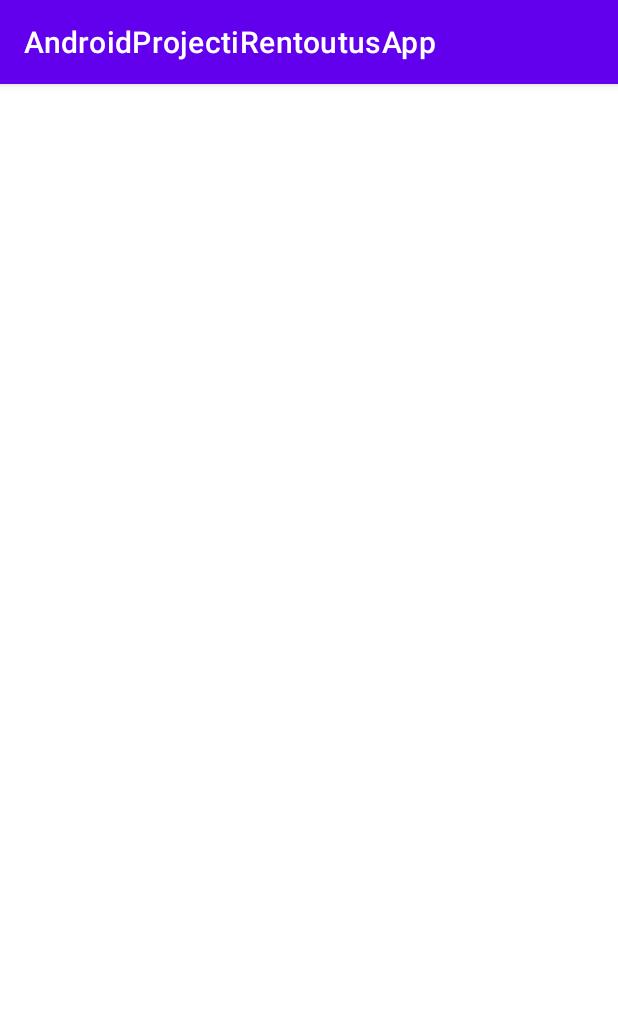
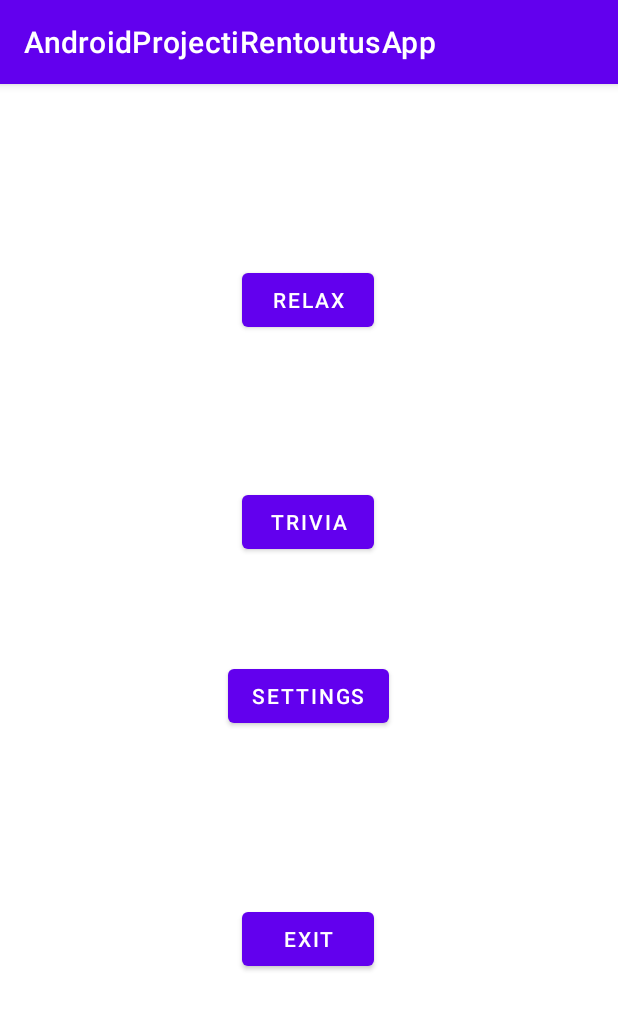
Before and after one commit to Pall00/AndroidProjektiRentoutusApp, an Android app: the SetupMenu screen opened directly, with no data from a screen before it, on a phone screen of 412 x 824 dp. Shown: the top 1010 px of the screen. Run offline under Robolectric (Android 15) with nearby library versions, the phone set to English and light mode, and no system bars.

Commit message:
Added SetupMenu, trivia and some intent mechanics

```diff
--- a/app/src/main/AndroidManifest.xml
+++ b/app/src/main/AndroidManifest.xml
@@ -9,6 +9,9 @@
         android:roundIcon="@mipmap/ic_launcher_round"
         android:supportsRtl="true"
         android:theme="@style/Theme.AndroidProjectiRentoutusApp">
+        <activity
+            android:name=".activity_trivia"
+            android:exported="false" />
         <activity
             android:name=".CreateUser"
             android:exported="false" />
--- a/app/src/main/java/com/example/androidprojectirentoutusapp/CreateUser.java
+++ b/app/src/main/java/com/example/androidprojectirentoutusapp/CreateUser.java
@@ -17,9 +17,6 @@ public class CreateUser extends AppCompatActivity {
 
     public User user;
 
-
-
-
     @Override
     protected void onCreate(Bundle savedInstanceState) {
         super.onCreate(savedInstanceState);
--- a/app/src/main/java/com/example/androidprojectirentoutusapp/SetupMenu.java
+++ b/app/src/main/java/com/example/androidprojectirentoutusapp/SetupMenu.java
@@ -2,7 +2,9 @@ package com.example.androidprojectirentoutusapp;
 
 import androidx.appcompat.app.AppCompatActivity;
 
+import android.content.Intent;
 import android.os.Bundle;
+import android.util.Log;
 
 public class SetupMenu extends AppCompatActivity {
 
@@ -10,5 +12,10 @@ public class SetupMenu extends AppCompatActivity {
     protected void onCreate(Bundle savedInstanceState) {
         super.onCreate(savedInstanceState);
         setContentView(R.layout.activity_setup_menu);
+
+        Intent intent = getIntent();
+        int user = intent.getIntExtra(MainActivity.EXTRA_USER, 0);
+
+        Log.i("MY_APP", String.valueOf(user));
     }
 }
--- a/app/src/main/java/com/example/androidprojectirentoutusapp/User.java
+++ b/app/src/main/java/com/example/androidprojectirentoutusapp/User.java
@@ -8,15 +8,16 @@ public class User {
     private int level;
     private int meditationTime;
 
-    public User(int age, int weight, int height, String name) {
+    public User(int age, int weight, int height, String name, int level) {
         this.age = age;
         this.weight = weight;
         this.height = height;
         this.name = name;
         this.level = level;
     }
-    public User(){
 
+    public int getBmi(){
+        return (this.weight/(this.height*this.height));
     }
 
     public int getAge() {
--- a/app/src/main/res/layout/activity_main.xml
+++ b/app/src/main/res/layout/activity_main.xml
@@ -26,6 +26,7 @@
         android:layout_height="wrap_content"
         android:layout_marginTop="116dp"
         android:text="@string/user1_button"
+        android:onClick="loginButton"
         app:layout_constraintEnd_toEndOf="parent"
         app:layout_constraintHorizontal_bias="0.498"
         app:layout_constraintStart_toStartOf="parent"
@@ -38,6 +39,7 @@
         android:layout_height="48dp"
         android:layout_marginTop="96dp"
         android:text="@string/user3_button"
+        android:onClick="loginButton"
         app:layout_constraintEnd_toEndOf="parent"
         app:layout_constraintHorizontal_bias="0.498"
         app:layout_constraintStart_toStartOf="parent"
@@ -49,6 +51,7 @@
         android:layout_height="48dp"
         android:layout_marginTop="72dp"
         android:text="@string/user2_button"
+        android:onClick="loginButton"
         app:layout_constraintEnd_toEndOf="parent"
         app:layout_constraintHorizontal_bias="0.501"
         app:layout_constraintStart_toStartOf="parent"
--- a/app/src/main/res/layout/activity_setup_menu.xml
+++ b/app/src/main/res/layout/activity_setup_menu.xml
@@ -6,4 +6,48 @@
     android:layout_height="match_parent"
     tools:context=".SetupMenu">
 
+    <Button
+        android:id="@+id/relaxButton"
+        android:layout_width="wrap_content"
+        android:layout_height="0dp"
+        android:layout_marginTop="120dp"
+        android:text="@string/relaxButton"
+        app:layout_constraintEnd_toEndOf="parent"
+        app:layout_constraintHorizontal_bias="0.498"
+        app:layout_constraintStart_toStartOf="parent"
+        app:layout_constraintTop_toTopOf="parent" />
+
+    <Button
+        android:id="@+id/triviaButton"
+        android:layout_width="wrap_content"
+        android:layout_height="0dp"
+        android:layout_marginTop="100dp"
+        android:text="@string/triviaButton"
+        app:layout_constraintEnd_toEndOf="parent"
+        app:layout_constraintHorizontal_bias="0.498"
+        app:layout_constraintStart_toStartOf="parent"
+        app:layout_constraintTop_toBottomOf="@+id/relaxButton" />
+
+    <Button
+        android:id="@+id/settingsButton"
+        android:layout_width="wrap_content"
+        android:layout_height="0dp"
+        android:layout_marginTop="68dp"
+        android:text="@string/settingsButton"
+        app:layout_constraintEnd_toEndOf="parent"
+        app:layout_constraintHorizontal_bias="0.498"
+        app:layout_constraintStart_toStartOf="parent"
+        app:layout_constraintTop_toBottomOf="@+id/triviaButton" />
+
+    <Button
+        android:id="@+id/exitButton"
+        android:layout_width="wrap_content"
+        android:layout_height="wrap_content"
+        android:text="@string/exitButton"
+        app:layout_constraintBottom_toBottomOf="parent"
+        app:layout_constraintEnd_toEndOf="parent"
+        app:layout_constraintHorizontal_bias="0.498"
+        app:layout_constraintStart_toStartOf="parent"
+        app:layout_constraintTop_toBottomOf="@+id/settingsButton"
+        app:layout_constraintVertical_bias="0.395" />
 </androidx.constraintlayout.widget.ConstraintLayout>
--- a/app/src/main/res/values/strings.xml
+++ b/app/src/main/res/values/strings.xml
@@ -3,4 +3,8 @@
     <string name="user1_button">Empty user</string>
     <string name="user2_button">Empty user</string>
     <string name="user3_button">Empty user</string>
+    <string name="exitButton">Exit</string>
+    <string name="relaxButton">Relax</string>
+    <string name="settingsButton">Settings</string>
+    <string name="triviaButton">Trivia</string>
 </resources>
```
Also changed, not shown: app/src/main/java/com/example/androidprojectirentoutusapp/MainActivity.java (+38 -17 lines), app/src/main/java/com/example/androidprojectirentoutusapp/activity_trivia.java (added, +14 -0 lines), app/src/main/res/layout/activity_trivia.xml (added, +16 -0 lines).
